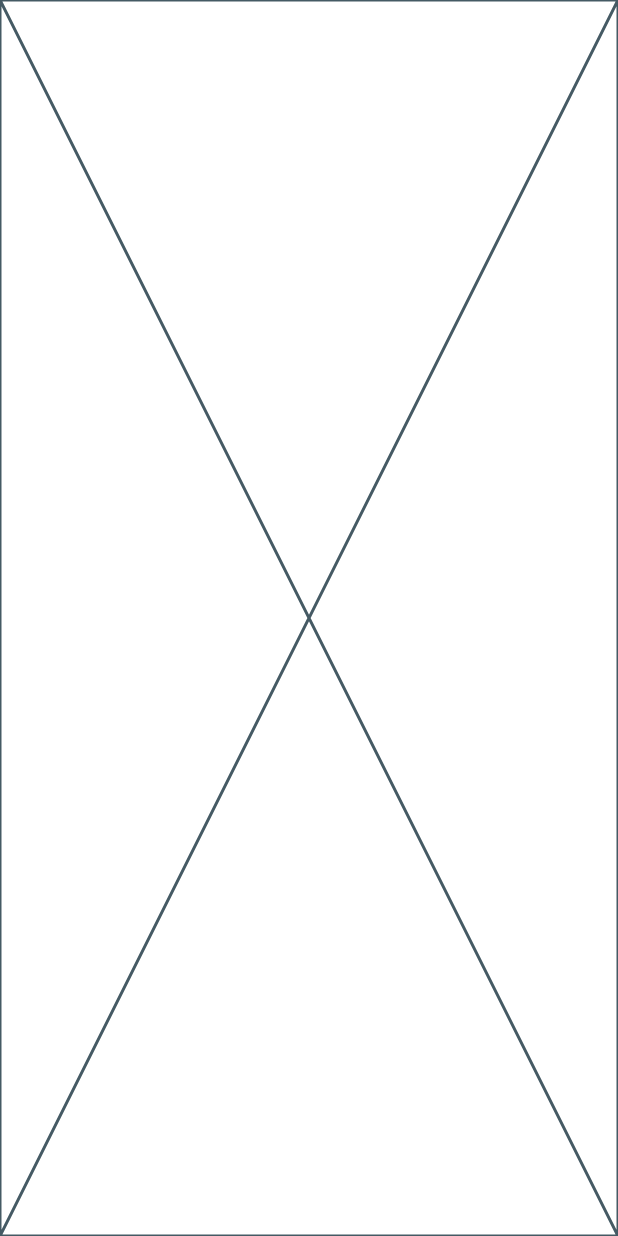
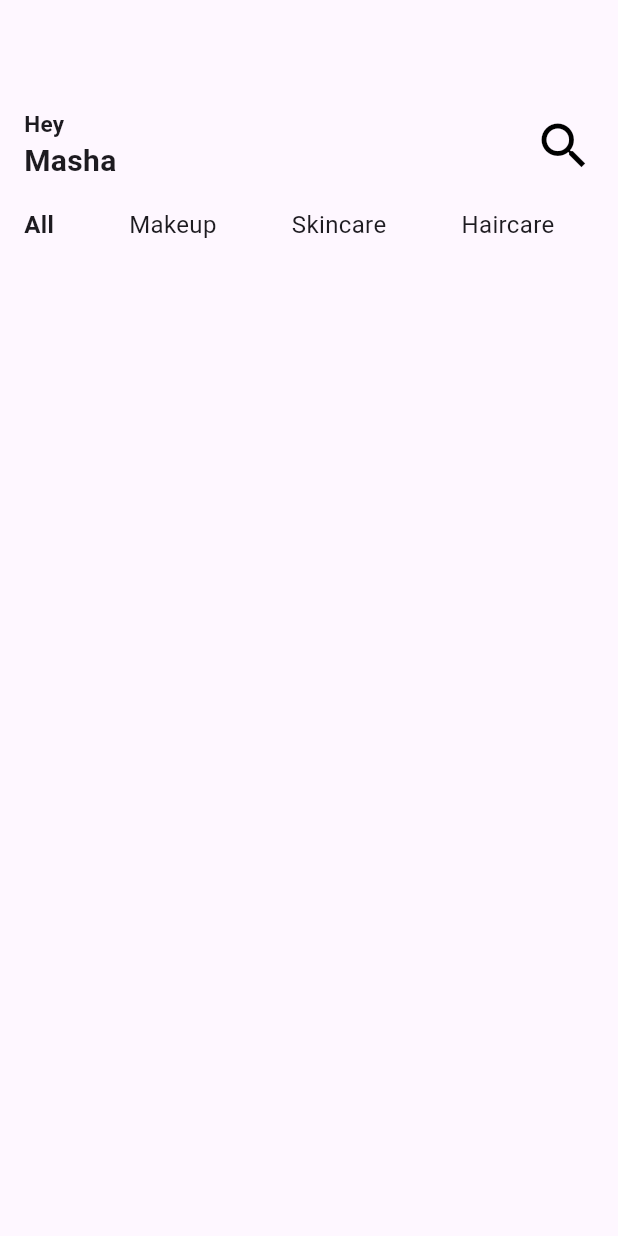
Before and after one commit to kidu90/cosmetics_supplies_mobile_application, a Flutter app: the screen it shows after launch, on a phone screen of 412 x 824 dp. Run offline on Flutter 3.47's test engine with Material 3 defaults, Android fonts, the light colour scheme and no system bars.

Commit message:
Implement home screen layout and add category card component

```diff
--- a/lib/screens/home_screen.dart
+++ b/lib/screens/home_screen.dart
@@ -1,3 +1,4 @@
+import 'package:cosmetic_supplies_application/shared/category_card.dart';
 import 'package:flutter/material.dart';
 
 class HomeScreen extends StatelessWidget {
@@ -5,6 +6,44 @@ class HomeScreen extends StatelessWidget {
 
   @override
   Widget build(BuildContext context) {
-    return const Placeholder();
+    return Scaffold(
+        appBar: AppBar(
+          title: const Text(''),
+        ),
+        body: const SafeArea(
+            child: Column(
+          crossAxisAlignment: CrossAxisAlignment.start,
+          children: [
+            Padding(
+              padding: const EdgeInsets.all(16.0),
+              child: Row(
+                mainAxisAlignment: MainAxisAlignment.spaceBetween,
+                children: [
+                  Column(
+                    crossAxisAlignment: CrossAxisAlignment.start,
+                    children: [
+                      Text(
+                        "Hey",
+                        style: TextStyle(
+                            fontSize: 15, fontWeight: FontWeight.bold),
+                      ),
+                      Text(
+                        "Masha",
+                        style: TextStyle(
+                            fontSize: 20, fontWeight: FontWeight.bold),
+                      ),
+                    ],
+                  ),
+                  Icon(
+                    Icons.search,
+                    size: 40,
+                    color: Colors.black,
+                  )
+                ],
+              ),
+            ),
+            CategoryCard()
+          ],
+        )));
   }
 }
--- /dev/null
+++ b/lib/shared/category_card.dart
@@ -0,0 +1,53 @@
+import 'package:flutter/material.dart';
+
+class CategoryCard extends StatefulWidget {
+  const CategoryCard({super.key});
+
+  @override
+  State<CategoryCard> createState() => _CategoryCardState();
+}
+
+class _CategoryCardState extends State<CategoryCard> {
+  int _selectedIndex = 0;
+  final List<String> _categories = ['All', 'Makeup', 'Skincare', 'Haircare'];
+
+  @override
+  Widget build(BuildContext context) {
+    return SizedBox(
+      height: 40,
+      child: ListView.builder(
+        scrollDirection: Axis.horizontal,
+        itemCount: _categories.length,
+        padding: const EdgeInsets.symmetric(horizontal: 16),
+        itemBuilder: (context, index) {
+          return Padding(
+            padding: const EdgeInsets.only(right: 50),
+            child: GestureDetector(
+              onTap: () => setState(() => _selectedIndex = index),
+              child: Column(
+                children: [
+                  Text(
+                    _categories[index],
+                    style: TextStyle(
+                      fontSize: 16,
+                      fontWeight: _selectedIndex == index
+                          ? FontWeight.bold
+                          : FontWeight.normal,
+                    ),
+                  ),
+                  // const SizedBox(height: 4),
+                  // if (_selectedIndex == index)
+                  //   Container(
+                  //     height: 2,
+                  //     width: 20,
+                  //     color: Colors.black,
+                  //   ),
+                ],
+              ),
+            ),
+          );
+        },
+      ),
+    );
+  }
+}
```
